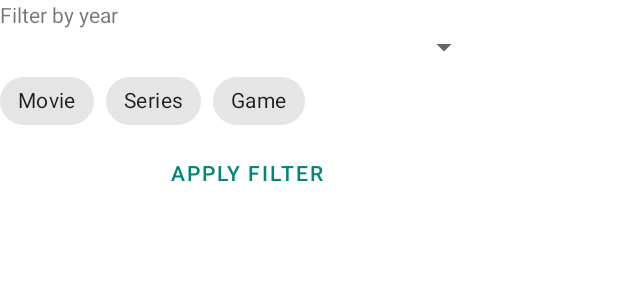
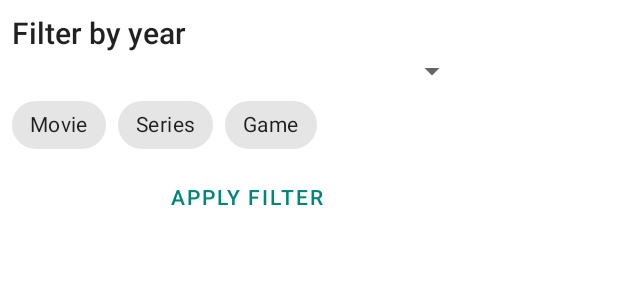
Before and after one commit to Lingviston/omdbapi-client, an Android app: the layout layout_filter.xml on its own in the app's theme, with its tools: preview values and no code run, on a phone screen of 412 x 824 dp. Shown: the top 300 px of the screen. Run offline under Robolectric (Android 15) with nearby library versions, the phone set to English and light mode, and no system bars.

Commit message:
- Slightly improved UI.

```diff
--- a/app/src/main/res/layout/layout_filter.xml
+++ b/app/src/main/res/layout/layout_filter.xml
@@ -11,7 +11,8 @@
 
     <androidx.constraintlayout.widget.ConstraintLayout
         android:layout_width="320dp"
-        android:layout_height="match_parent">
+        android:layout_height="match_parent"
+        android:padding="@dimen/spacing_8">
 
         <TextView
             android:id="@+id/yearSelectorCaption"
@@ -19,6 +20,7 @@
             android:layout_height="wrap_content"
             android:labelFor="@id/yearSelector"
             android:text="@string/filter_year"
+            android:textAppearance="@style/TextAppearance.AppCompat.Title"
             app:layout_constraintStart_toStartOf="parent"
             app:layout_constraintTop_toTopOf="parent" />
 
@@ -37,10 +39,10 @@
             android:id="@+id/typesSelector"
             android:layout_width="0dp"
             android:layout_height="wrap_content"
-            app:singleSelection="true"
             app:layout_constraintEnd_toEndOf="parent"
             app:layout_constraintStart_toStartOf="parent"
-            app:layout_constraintTop_toBottomOf="@id/yearSelector">
+            app:layout_constraintTop_toBottomOf="@id/yearSelector"
+            app:singleSelection="true">
 
             <com.google.android.material.chip.Chip
                 style="@style/Widget.MaterialComponents.Chip.Filter"
@@ -68,7 +70,7 @@
         </com.google.android.material.chip.ChipGroup>
 
         <Button
-            style="@style/Widget.MaterialComponents.Button.TextButton.Dialog"
+            style="@style/ApplyFilterButton"
             android:layout_width="0dp"
             android:layout_height="wrap_content"
             android:text="@string/apply_filter"
--- a/app/src/main/res/layout/layout_recent_searches.xml
+++ b/app/src/main/res/layout/layout_recent_searches.xml
@@ -19,6 +19,7 @@
             android:layout_width="0dp"
             android:layout_height="wrap_content"
             android:layout_marginStart="@dimen/spacing_8"
+            android:layout_marginTop="@dimen/spacing_8"
             android:text="@string/recent_searches_title"
             android:textAppearance="@style/TextAppearance.AppCompat.Title"
             app:layout_constraintEnd_toEndOf="parent"
--- /dev/null
+++ b/app/src/main/res/values-sw600dp/styles.xml
@@ -0,0 +1,5 @@
+<?xml version="1.0" encoding="utf-8"?>
+<resources>
+
+    <style name="ApplyFilterButton" parent="@style/Widget.MaterialComponents.Button.OutlinedButton"/>
+</resources>
--- a/app/src/main/res/values/styles.xml
+++ b/app/src/main/res/values/styles.xml
@@ -8,4 +8,5 @@
         <item name="colorAccent">@color/colorAccent</item>
     </style>
 
+    <style name="ApplyFilterButton" parent="@style/Widget.MaterialComponents.Button.TextButton.Dialog"/>
 </resources>
```
Also changed, not shown: app/src/main/res/layout-sw600dp/item_movie.xml (+6 -2 lines).
